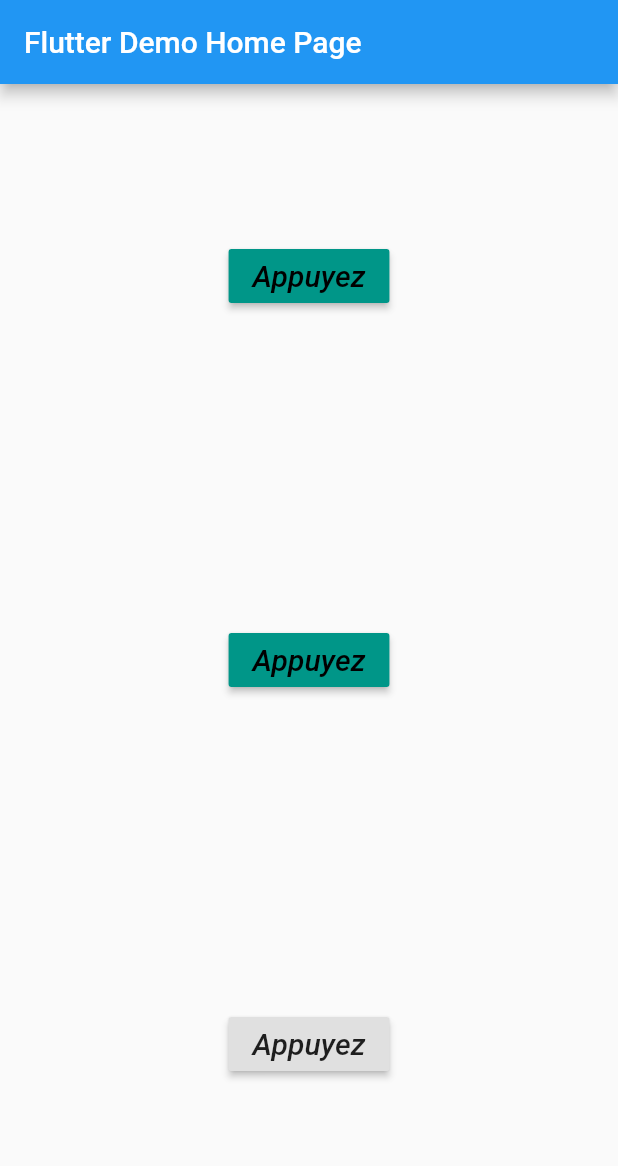
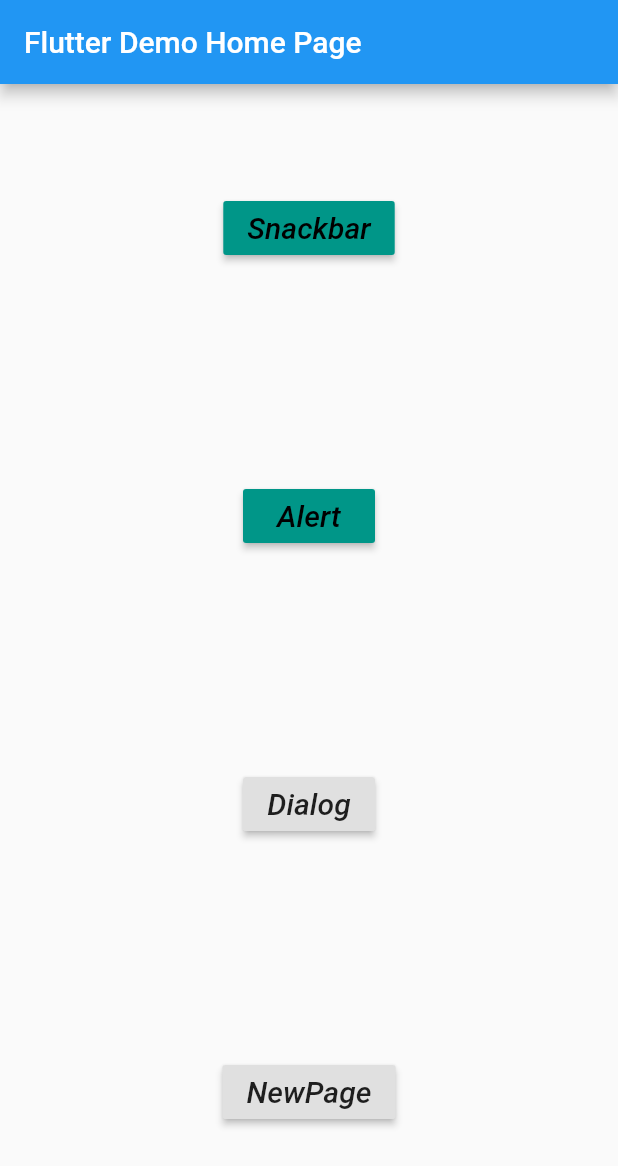
Before and after one commit to FlorianKogon/flutter_pop, a Flutter app: the screen it shows after launch, on a phone screen of 412 x 824 dp. Shown: the top 1166 px of the screen. Run offline on Flutter 3.47's test engine with Material 2 defaults, Android fonts, the phone set to English and light mode, and no system bars.

```diff
--- a/lib/body.dart
+++ b/lib/body.dart
@@ -1,4 +1,5 @@
 import 'package:flutter/material.dart';
+import 'package:flutter_pop/new_page.dart';
 
 class Body extends StatefulWidget {
 
@@ -21,7 +22,7 @@ class _BodyState extends State<Body> {
               color: Colors.teal,
               textColor: Colors.black,
               child: Text(
-              "Appuyez",
+                "Snackbar",
                 style: TextStyle(
                   fontStyle: FontStyle.italic,
                   fontSize: 20.0,
@@ -33,7 +34,7 @@ class _BodyState extends State<Body> {
               color: Colors.teal,
               textColor: Colors.black,
               child: Text(
-              "Appuyez",
+                "Alert",
                 style: TextStyle(
                   fontStyle: FontStyle.italic,
                   fontSize: 20.0,
@@ -43,7 +44,17 @@ class _BodyState extends State<Body> {
             RaisedButton(
               onPressed: () => dialog('Test', 'Ceci est un test'),
               child: Text(
-              "Appuyez",
+                "Dialog",
+                style: TextStyle(
+                  fontStyle: FontStyle.italic,
+                  fontSize: 20.0,
+                ),
+              ),
+            ),
+            RaisedButton(
+              onPressed: () => toNewPage(),
+              child: Text(
+                "NewPage",
                 style: TextStyle(
                   fontStyle: FontStyle.italic,
                   fontSize: 20.0,
@@ -128,4 +139,11 @@ class _BodyState extends State<Body> {
         }
     );
   }
+
+  void toNewPage() {
+    Navigator.push(context,
+        MaterialPageRoute(builder: (BuildContext context) {
+          return NewPage("La seconde page");
+        }));
   }
+}
```
Also changed, not shown: lib/new_page.dart (added, +28 -0 lines). Lines whose indentation alone changed are shown as unchanged.
